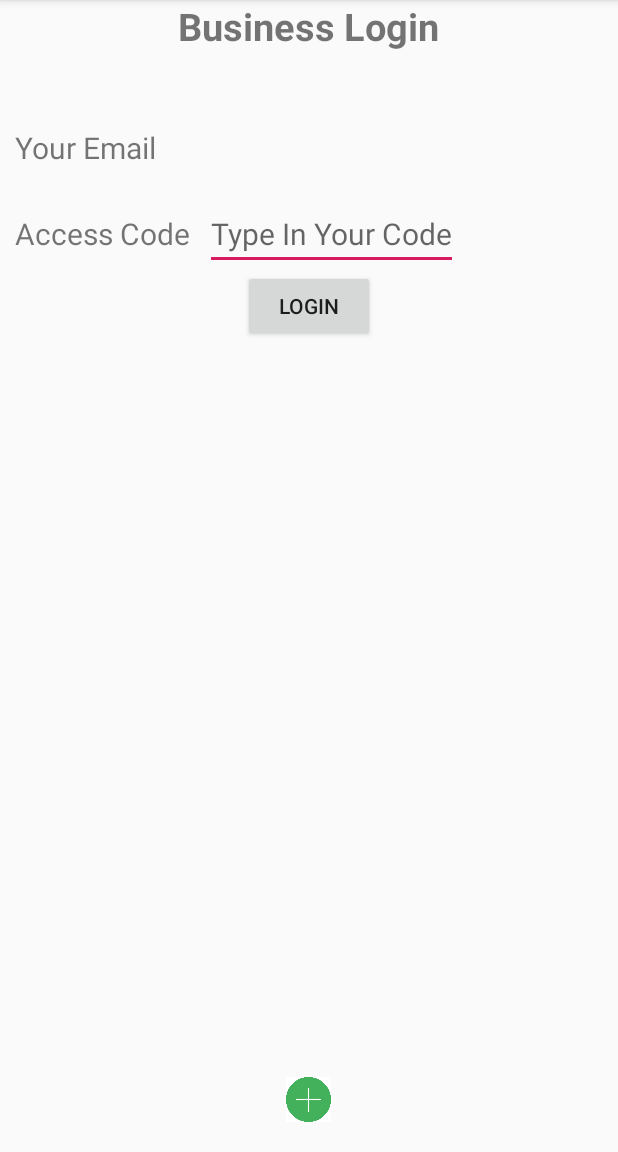
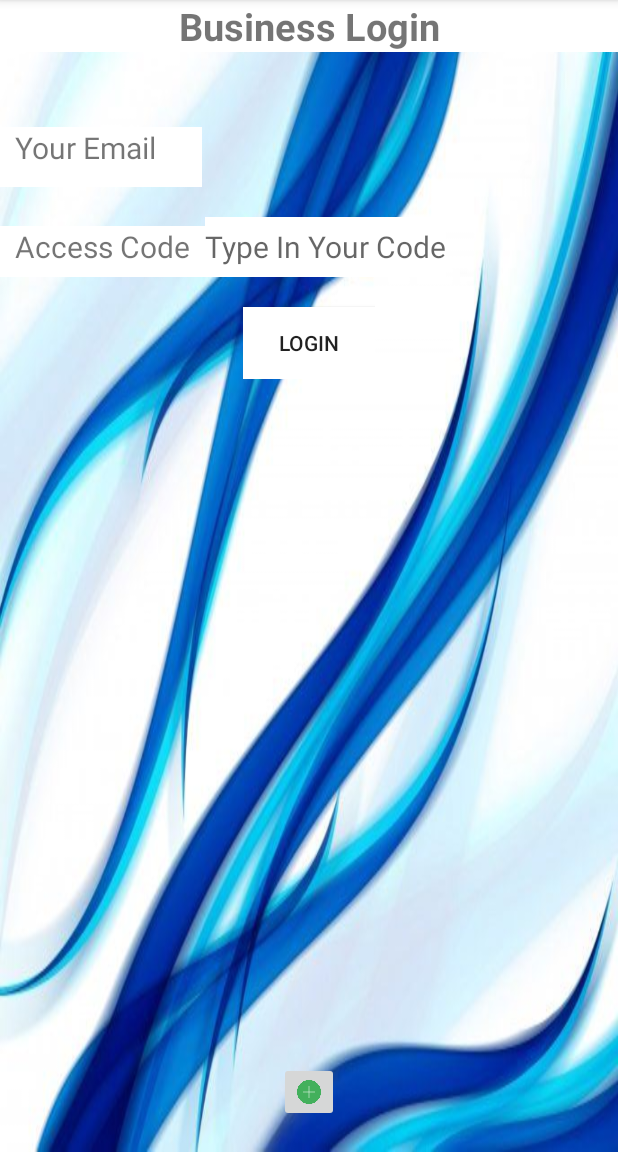
Before and after one commit to desilvasehan/EMarket, an Android app: the BusinessLogin screen opened directly, with no data from a screen before it, on a phone screen of 412 x 824 dp, the part 84-1236 px from its top. Run offline under Robolectric (Android 15) with nearby library versions, the phone set to English and light mode, and no system bars; our stand-ins replace Firebase (no records; nobody signed in at launch, a user with empty details on screens opened directly).

Commit message:
4th Commit - New 60 percent dummy level completed New backgrounds added

```diff
--- a/app/src/main/java/com/example/e_market/BusinessLogin.java
+++ b/app/src/main/java/com/example/e_market/BusinessLogin.java
@@ -67,11 +67,12 @@ public class BusinessLogin extends AppCompatActivity {
                            if(accesscodedb.equals(accesscodeusr)&&(accessmail.equals(mail_address))) {
                                CustomerType = dataSnapshot.child(String.valueOf(i)).child("acc_type").getValue().toString();
                                System.out.println("Customer Type : " + CustomerType);
+                               Toast.makeText(BusinessLogin.this,"Successfull Login!",Toast.LENGTH_LONG).show();
                                startActivity(new Intent(BusinessLogin.this, BusinessHome.class));
                                finish();
                            }
                            else{
-                               Toast.makeText(BusinessLogin.this,"Invalid Credentials!",Toast.LENGTH_LONG).show();
+
                            }
                        }
                    };
--- a/app/src/main/java/com/example/e_market/Register.java
+++ b/app/src/main/java/com/example/e_market/Register.java
@@ -61,8 +61,6 @@ public class Register extends AppCompatActivity implements CompoundButton.OnChec
                 member.setEmail(txt_email.getText().toString().trim());
                 member.setPhone(phone_number.getText().toString().trim());
                 member.setPasscode(passcode1.getText().toString().trim());
-
-
                 member.setAcc_type(check);
 
                 reff.child(String.valueOf(maxval+1)).setValue(member);
--- a/app/src/main/res/layout/activity_business_login.xml
+++ b/app/src/main/res/layout/activity_business_login.xml
@@ -5,15 +5,17 @@
     xmlns:tools="http://schemas.android.com/tools"
     android:layout_width="match_parent"
     android:layout_height="match_parent"
-    tools:context=".BusinessLogin">
+    tools:context=".BusinessLogin"
+    android:background="@drawable/background_1">
 
     <TextView
-        android:layout_width="wrap_content"
+        android:layout_width="match_parent"
         android:layout_height="wrap_content"
-        android:layout_centerHorizontal="true"
+        android:textAlignment="center"
         android:textStyle="bold"
         android:textSize="25dp"
         android:text="Business Login"
+        android:background="#FFFFFF"
         android:id="@+id/lbl_wlol"/>
 
     <LinearLayout
@@ -26,17 +28,19 @@
 
         <TextView
             android:layout_width="wrap_content"
-            android:layout_height="wrap_content"
+            android:layout_height="40dp"
             android:text="Your Email"
             android:textSize="20dp"
-            android:paddingLeft="10dp"/>
+            android:paddingLeft="10dp"
+            android:background="#FFFFFF"/>
         <TextView
             android:layout_width="wrap_content"
-            android:layout_height="wrap_content"
+            android:layout_height="40dp"
             android:paddingLeft="30dp"
             android:text="test@test.com"
             android:textSize="20dp"
-            android:id="@+id/email_tv"/>
+            android:id="@+id/email_tv"
+            android:background="#FFFFFF"/>
 
     </LinearLayout>
 
@@ -48,19 +52,21 @@
         android:id="@+id/third_layer">
         <TextView
             android:layout_width="wrap_content"
-            android:layout_height="wrap_content"
+            android:layout_height="40dp"
             android:text="Access Code"
             android:textSize="20dp"
             android:paddingLeft="10dp"
-            android:paddingRight="10dp"/>
+            android:paddingRight="10dp"
+            android:background="#FFFFFF"/>
         <EditText
             android:layout_width="wrap_content"
-            android:layout_height="wrap_content"
+            android:layout_height="40dp"
             android:inputType="numberPassword"
             android:maxLength="6"
             android:hint="Type In Your Code"
             android:textSize="20dp"
-            android:id="@+id/access_code"/>
+            android:id="@+id/access_code"
+            android:background="#FFFFFF"/>
     </LinearLayout>
 
     <LinearLayout
@@ -72,7 +78,10 @@
             android:layout_width="wrap_content"
             android:layout_height="wrap_content"
             android:text="Login"
-            android:id="@+id/log_in"/>
+            android:id="@+id/log_in"
+            android:layout_marginTop="20dp"
+
+            android:background="#FFFFFF"/>
     </LinearLayout>
 
     <LinearLayout
@@ -82,15 +91,14 @@
         android:layout_centerInParent="true">
 
         <ImageButton
-            android:layout_width="30dp"
-            android:layout_height="30dp"
+            android:layout_width="40dp"
+            android:layout_height="40dp"
             android:id="@+id/register"
             android:src="@drawable/plus"
             android:scaleType="centerInside"
             android:text="Sign Out"
             android:layout_alignParentBottom="true"
             android:layout_marginBottom="20dp"
-            android:background="#FFFFFF"
             android:textColor="#000000"/>
     </LinearLayout>
 
--- a/app/src/main/res/layout/activity_main.xml
+++ b/app/src/main/res/layout/activity_main.xml
@@ -5,7 +5,8 @@
     xmlns:tools="http://schemas.android.com/tools"
     android:layout_width="match_parent"
     android:layout_height="match_parent"
-    tools:context=".MainActivity">
+    tools:context=".MainActivity"
+    android:background="@drawable/background_1">
 
     <com.google.android.gms.common.SignInButton
         android:id="@+id/sign_in_button"
```
Also changed, not shown: app/src/main/java/com/example/e_market/BusinessHome.java (+9 -5 lines), app/src/main/java/com/example/e_market/CustomOnItemSelectedListener.java (added, +20 -0 lines), app/src/main/java/com/example/e_market/Items.java (+3 -5 lines), app/src/main/java/com/example/e_market/TransactionHistory.java (added, +40 -0 lines), app/src/main/java/com/example/e_market/UpdateItems.java (+86 -2 lines), app/src/main/res/layout/activity_seller_home.xml (+21 -6 lines), app/src/main/res/layout/activity_update_items.xml (+70 -6 lines), app/src/main/res/drawable/background_1.jpg (added), app/src/main/res/drawable/background_2.jpg (added).
